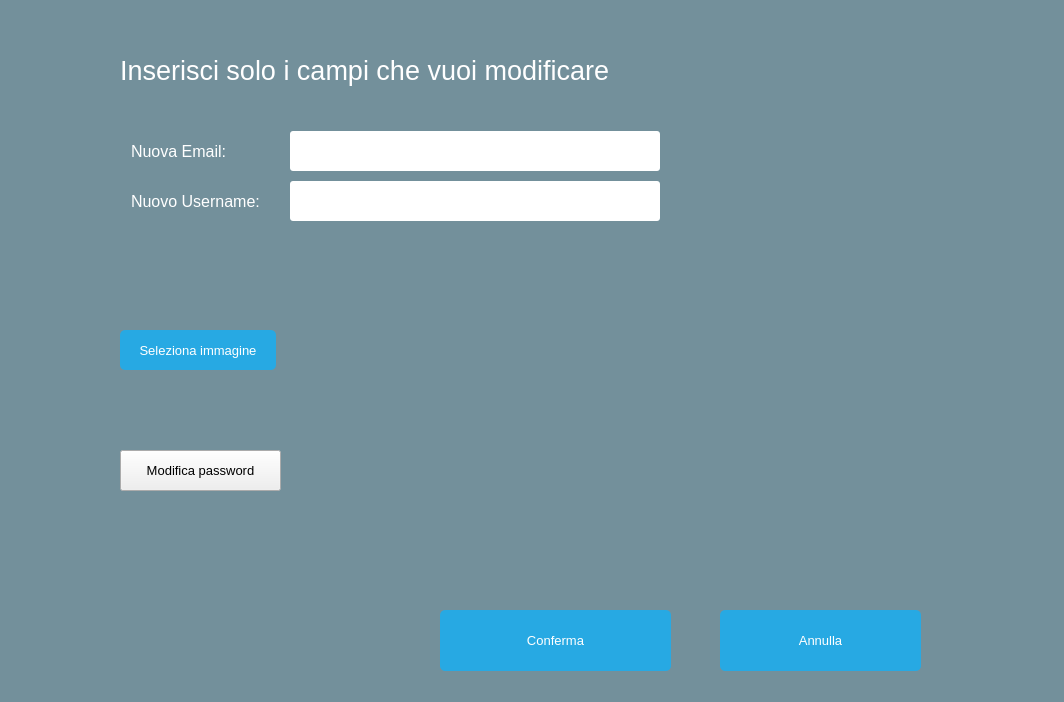
This is Client/EditorGUI/EditorGUI/Modify Profile/ModifyProfile.ui in iliodipietro/Programmazione-Di-Sistema-Collaborative-Editor as Qt 5 draws it before an edit. The edited form follows.
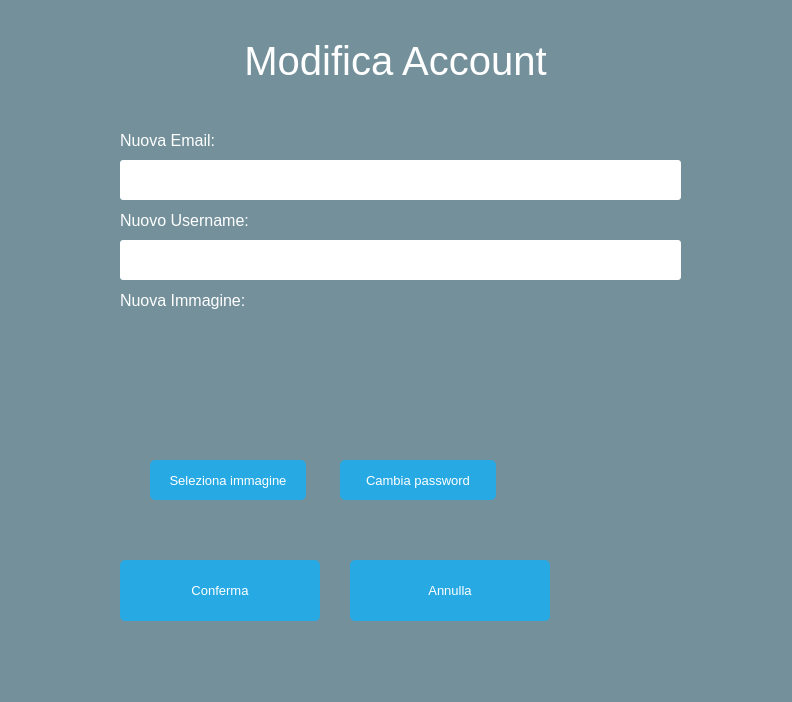
This is the edited form.

What changed in the file:
```diff
--- a/Client/EditorGUI/EditorGUI/Modify Profile/ModifyProfile.ui
+++ b/Client/EditorGUI/EditorGUI/Modify Profile/ModifyProfile.ui
@@ -6,10 +6,16 @@
    <rect>
     <x>0</x>
     <y>0</y>
-    <width>1064</width>
+    <width>792</width>
     <height>702</height>
    </rect>
   </property>
+  <property name="sizePolicy">
+   <sizepolicy hsizetype="Expanding" vsizetype="Preferred">
+    <horstretch>0</horstretch>
+    <verstretch>0</verstretch>
+   </sizepolicy>
+  </property>
   <property name="font">
    <font>
     <pointsize>10</pointsize>
@@ -23,131 +29,11 @@
 #ModifyProfile { background: rgba(32, 80, 96, 100); }
 QLineEdit { border-radius: 3px; }</string>
   </property>
-  <widget class="QWidget" name="formLayoutWidget">
-   <property name="geometry">
-    <rect>
-     <x>120</x>
-     <y>120</y>
-     <width>551</width>
-     <height>111</height>
-    </rect>
-   </property>
-   <layout class="QFormLayout" name="formLayout_3">
-    <property name="sizeConstraint">
-     <enum>QLayout::SetMinimumSize</enum>
-    </property>
-    <property name="horizontalSpacing">
-     <number>9</number>
-    </property>
-    <property name="verticalSpacing">
-     <number>10</number>
-    </property>
-    <item row="1" column="0">
-     <widget class="QLabel" name="emailLabel">
-      <property name="minimumSize">
-       <size>
-        <width>150</width>
-        <height>40</height>
-       </size>
-      </property>
-      <property name="font">
-       <font>
-        <pointsize>12</pointsize>
-       </font>
-      </property>
-      <property name="styleSheet">
-       <string notr="true">QLabel { color: white; }</string>
-      </property>
-      <property name="text">
-       <string>Nuova Email:</string>
-      </property>
-     </widget>
-    </item>
-    <item row="1" column="1">
-     <widget class="QLineEdit" name="emailLine_3">
-      <property name="minimumSize">
-       <size>
-        <width>0</width>
-        <height>40</height>
-       </size>
-      </property>
-      <property name="font">
-       <font>
-        <pointsize>10</pointsize>
-       </font>
-      </property>
-     </widget>
-    </item>
-    <item row="2" column="0">
-     <widget class="QLabel" name="usernameLabel">
-      <property name="minimumSize">
-       <size>
-        <width>150</width>
-        <height>40</height>
-       </size>
-      </property>
-      <property name="font">
-       <font>
-        <pointsize>12</pointsize>
-       </font>
-      </property>
-      <property name="styleSheet">
-       <string notr="true">QLabel { color: white; }</string>
-      </property>
-      <property name="text">
-       <string>Nuovo Username:</string>
-      </property>
-     </widget>
-    </item>
-    <item row="2" column="1">
-     <widget class="QLineEdit" name="usernameLine_3">
-      <property name="minimumSize">
-       <size>
-        <width>0</width>
-        <height>40</height>
-       </size>
-      </property>
-      <property name="echoMode">
-       <enum>QLineEdit::Normal</enum>
-      </property>
-     </widget>
-    </item>
-   </layout>
-  </widget>
-  <widget class="QPushButton" name="cancel">
-   <property name="geometry">
-    <rect>
-     <x>720</x>
-     <y>610</y>
-     <width>201</width>
-     <height>61</height>
-    </rect>
-   </property>
-   <property name="font">
-    <font>
-     <pointsize>10</pointsize>
-    </font>
-   </property>
-   <property name="styleSheet">
-    <string notr="true">QPushButton
-{
-  color: white;
-  background-color: #27a9e3;
-  border-width: 0px;
-  border-radius: 5px;
-}
-
-QPushButton:hover { background-color: #0080FF; }</string>
-   </property>
-   <property name="text">
-    <string>Annulla</string>
-   </property>
-  </widget>
   <widget class="QPushButton" name="selectImageButton">
    <property name="geometry">
     <rect>
-     <x>120</x>
-     <y>330</y>
+     <x>150</x>
+     <y>460</y>
      <width>156</width>
      <height>40</height>
     </rect>
@@ -178,48 +64,19 @@
     <string>Seleziona immagine</string>
    </property>
   </widget>
-  <widget class="QPushButton" name="submit">
-   <property name="geometry">
-    <rect>
-     <x>440</x>
-     <y>610</y>
-     <width>231</width>
-     <height>61</height>
-    </rect>
-   </property>
-   <property name="font">
-    <font>
-     <pointsize>10</pointsize>
-    </font>
-   </property>
-   <property name="styleSheet">
-    <string notr="true">QPushButton
-{
-  color: white;
-  background-color: #27a9e3;
-  border-width: 0px;
-  border-radius: 5px;
-}
-
-QPushButton:hover { background-color: #0080FF; }</string>
-   </property>
-   <property name="text">
-    <string>Conferma</string>
-   </property>
-  </widget>
   <widget class="QLabel" name="imageLabel">
    <property name="geometry">
     <rect>
-     <x>290</x>
-     <y>250</y>
-     <width>225</width>
-     <height>225</height>
+     <x>160</x>
+     <y>320</y>
+     <width>125</width>
+     <height>125</height>
     </rect>
    </property>
    <property name="minimumSize">
     <size>
-     <width>225</width>
-     <height>225</height>
+     <width>125</width>
+     <height>125</height>
     </size>
    </property>
    <property name="maximumSize">
@@ -231,6 +88,9 @@
    <property name="text">
     <string/>
    </property>
+   <property name="alignment">
+    <set>Qt::AlignCenter</set>
+   </property>
   </widget>
   <widget class="QLabel" name="crop">
    <property name="geometry">
@@ -272,35 +132,271 @@
   <widget class="QLabel" name="label">
    <property name="geometry">
     <rect>
-     <x>120</x>
-     <y>30</y>
-     <width>621</width>
+     <x>0</x>
+     <y>20</y>
+     <width>791</width>
      <height>81</height>
     </rect>
    </property>
+   <property name="sizePolicy">
+    <sizepolicy hsizetype="Preferred" vsizetype="Preferred">
+     <horstretch>0</horstretch>
+     <verstretch>0</verstretch>
+    </sizepolicy>
+   </property>
    <property name="font">
     <font>
-     <pointsize>20</pointsize>
+     <pointsize>30</pointsize>
     </font>
    </property>
    <property name="styleSheet">
     <string notr="true">QLabel { color: white; }</string>
    </property>
    <property name="text">
-    <string>Inserisci solo i campi che vuoi modificare</string>
+    <string>Modifica Account</string>
+   </property>
+   <property name="alignment">
+    <set>Qt::AlignCenter</set>
    </property>
   </widget>
   <widget class="QPushButton" name="modifyPasswordButton">
    <property name="geometry">
     <rect>
+     <x>340</x>
+     <y>460</y>
+     <width>156</width>
+     <height>40</height>
+    </rect>
+   </property>
+   <property name="styleSheet">
+    <string notr="true">QPushButton
+{
+  color: white;
+  background-color: #27a9e3;
+  border-width: 0px;
+  border-radius: 5px;
+}
+
+QPushButton:hover { background-color: #0080FF; }</string>
+   </property>
+   <property name="text">
+    <string>Cambia password</string>
+   </property>
+  </widget>
+  <widget class="QLabel" name="emailLabel">
+   <property name="geometry">
+    <rect>
      <x>120</x>
-     <y>450</y>
-     <width>161</width>
-     <height>41</height>
+     <y>120</y>
+     <width>150</width>
+     <height>40</height>
     </rect>
    </property>
+   <property name="minimumSize">
+    <size>
+     <width>150</width>
+     <height>40</height>
+    </size>
+   </property>
+   <property name="font">
+    <font>
+     <pointsize>12</pointsize>
+    </font>
+   </property>
+   <property name="styleSheet">
+    <string notr="true">QLabel { color: white; }</string>
+   </property>
    <property name="text">
-    <string>Modifica password</string>
+    <string>Nuova Email:</string>
+   </property>
+  </widget>
+  <widget class="QLineEdit" name="usernameLine_3">
+   <property name="geometry">
+    <rect>
+     <x>120</x>
+     <y>240</y>
+     <width>561</width>
+     <height>40</height>
+    </rect>
+   </property>
+   <property name="minimumSize">
+    <size>
+     <width>0</width>
+     <height>40</height>
+    </size>
+   </property>
+   <property name="echoMode">
+    <enum>QLineEdit::Normal</enum>
+   </property>
+  </widget>
+  <widget class="QPushButton" name="cancel">
+   <property name="geometry">
+    <rect>
+     <x>350</x>
+     <y>560</y>
+     <width>200</width>
+     <height>61</height>
+    </rect>
+   </property>
+   <property name="sizePolicy">
+    <sizepolicy hsizetype="Maximum" vsizetype="Maximum">
+     <horstretch>0</horstretch>
+     <verstretch>0</verstretch>
+    </sizepolicy>
+   </property>
+   <property name="maximumSize">
+    <size>
+     <width>16777215</width>
+     <height>2000</height>
+    </size>
+   </property>
+   <property name="font">
+    <font>
+     <pointsize>10</pointsize>
+    </font>
+   </property>
+   <property name="styleSheet">
+    <string notr="true">QPushButton
+{
+  color: white;
+  background-color: #27a9e3;
+  border-width: 0px;
+  border-radius: 5px;
+}
+
+QPushButton:hover { background-color: #0080FF; }</string>
+   </property>
+   <property name="text">
+    <string>Annulla</string>
+   </property>
+  </widget>
+  <widget class="QPushButton" name="submit">
+   <property name="geometry">
+    <rect>
+     <x>120</x>
+     <y>560</y>
+     <width>200</width>
+     <height>61</height>
+    </rect>
+   </property>
+   <property name="sizePolicy">
+    <sizepolicy hsizetype="Fixed" vsizetype="Fixed">
+     <horstretch>0</horstretch>
+     <verstretch>0</verstretch>
+    </sizepolicy>
+   </property>
+   <property name="maximumSize">
+    <size>
+     <width>16777215</width>
+     <height>16777215</height>
+    </size>
+   </property>
+   <property name="font">
+    <font>
+     <pointsize>10</pointsize>
+    </font>
+   </property>
+   <property name="styleSheet">
+    <string notr="true">QPushButton
+{
+  color: white;
+  background-color: #27a9e3;
+  border-width: 0px;
+  border-radius: 5px;
+}
+
+QPushButton:hover { background-color: #0080FF; }
+
+QPushButton:disabled{
+ background-color: #a6a6a6;
+}</string>
+   </property>
+   <property name="text">
+    <string>Conferma</string>
+   </property>
+  </widget>
+  <widget class="QLineEdit" name="emailLine_3">
+   <property name="geometry">
+    <rect>
+     <x>120</x>
+     <y>160</y>
+     <width>561</width>
+     <height>40</height>
+    </rect>
+   </property>
+   <property name="sizePolicy">
+    <sizepolicy hsizetype="MinimumExpanding" vsizetype="Expanding">
+     <horstretch>0</horstretch>
+     <verstretch>0</verstretch>
+    </sizepolicy>
+   </property>
+   <property name="minimumSize">
+    <size>
+     <width>0</width>
+     <height>40</height>
+    </size>
+   </property>
+   <property name="font">
+    <font>
+     <pointsize>10</pointsize>
+    </font>
+   </property>
+   <property name="placeholderText">
+    <string/>
+   </property>
+  </widget>
+  <widget class="QLabel" name="usernameLabel">
+   <property name="geometry">
+    <rect>
+     <x>120</x>
+     <y>200</y>
+     <width>150</width>
+     <height>40</height>
+    </rect>
+   </property>
+   <property name="minimumSize">
+    <size>
+     <width>150</width>
+     <height>40</height>
+    </size>
+   </property>
+   <property name="font">
+    <font>
+     <pointsize>12</pointsize>
+    </font>
+   </property>
+   <property name="styleSheet">
+    <string notr="true">QLabel { color: white; }</string>
+   </property>
+   <property name="text">
+    <string>Nuovo Username:</string>
+   </property>
+  </widget>
+  <widget class="QLabel" name="emailLabel_2">
+   <property name="geometry">
+    <rect>
+     <x>120</x>
+     <y>280</y>
+     <width>150</width>
+     <height>40</height>
+    </rect>
+   </property>
+   <property name="minimumSize">
+    <size>
+     <width>150</width>
+     <height>40</height>
+    </size>
+   </property>
+   <property name="font">
+    <font>
+     <pointsize>12</pointsize>
+    </font>
+   </property>
+   <property name="styleSheet">
+    <string notr="true">QLabel { color: white; }</string>
+   </property>
+   <property name="text">
+    <string>Nuova Immagine:</string>
    </property>
   </widget>
  </widget>
```
